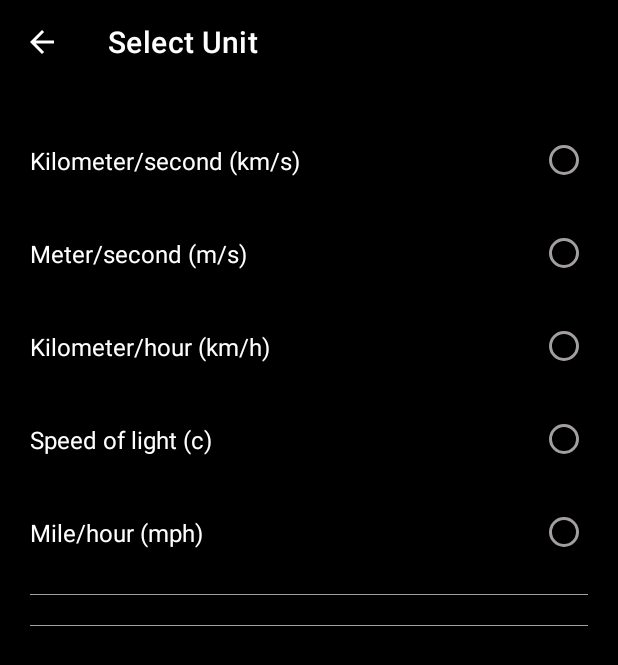
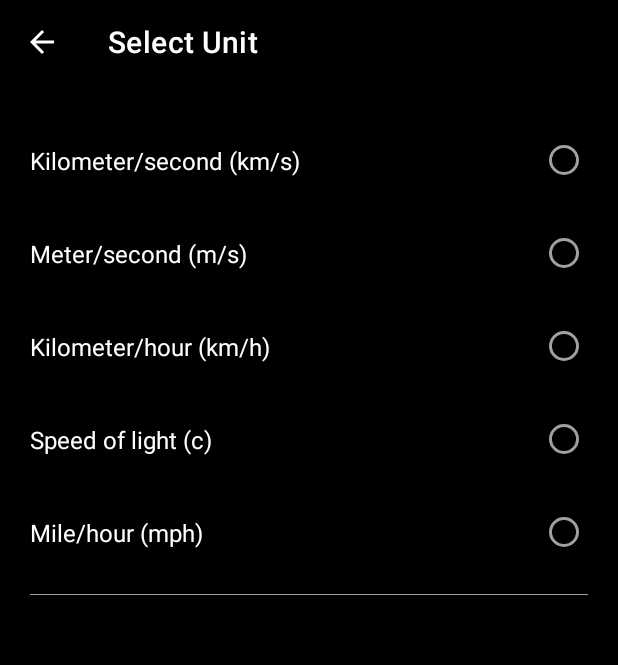
Before and after one commit to vickyrules/OIBSIP, an Android app: the screen it shows after launch (SelectUnitActivity), after a tap on "Speed", on a phone screen of 412 x 824 dp. Shown: the top 665 px of the screen. Run offline under Robolectric (Android 15) with nearby library versions, the phone set to English and light mode, and no system bars.

```diff
--- a/UnitConverter/app/src/main/java/com/example/unitconverter/SelectUnitActivity.java
+++ b/UnitConverter/app/src/main/java/com/example/unitconverter/SelectUnitActivity.java
@@ -21,6 +21,7 @@ public class SelectUnitActivity extends AppCompatActivity {
     RadioGroup radioGroupMetric;
     RadioGroup radioGroupImperial;
     TextView imperialTxt ,metricTxt;
+    View endline;
 
     @Override
     protected void onCreate(Bundle savedInstanceState) {
@@ -37,16 +38,21 @@ public class SelectUnitActivity extends AppCompatActivity {
         radioGroupImperial = (RadioGroup) findViewById(R.id.radioGpImperial);
         imperialTxt = (TextView) findViewById(R.id.imperialTxt);
         metricTxt = (TextView) findViewById(R.id.metricTxt);
+        endline = (View) findViewById(R.id.endViewLine);
 
         ArrayList<String> metricUnitList = new ArrayList<String>();
         ArrayList<String> imperailUnitList = new ArrayList<String>();
+
+        metricUnitList = (ArrayList<String>) getIntent().getSerializableExtra("metricUnits");
+        imperailUnitList = (ArrayList<String>) getIntent().getSerializableExtra("imperialUnits");
+
         if(imperailUnitList.size() == 0){
             imperialTxt.setVisibility(View.GONE);
             metricTxt.setVisibility(View.GONE);
+            endline.setVisibility(View.GONE);
+
 
         }
-        metricUnitList = (ArrayList<String>) getIntent().getSerializableExtra("metricUnits");
-        imperailUnitList = (ArrayList<String>) getIntent().getSerializableExtra("imperialUnits");
 
         for (String unit : metricUnitList) {
 
--- a/UnitConverter/app/src/main/res/layout/activity_select_unit.xml
+++ b/UnitConverter/app/src/main/res/layout/activity_select_unit.xml
@@ -63,6 +63,7 @@
 
             </RadioGroup>
             <View
+                android:id="@+id/endViewLine"
                 android:layout_width="match_parent"
                 android:layout_height="0.5dp"
                 android:layout_marginTop="10dp"
```
